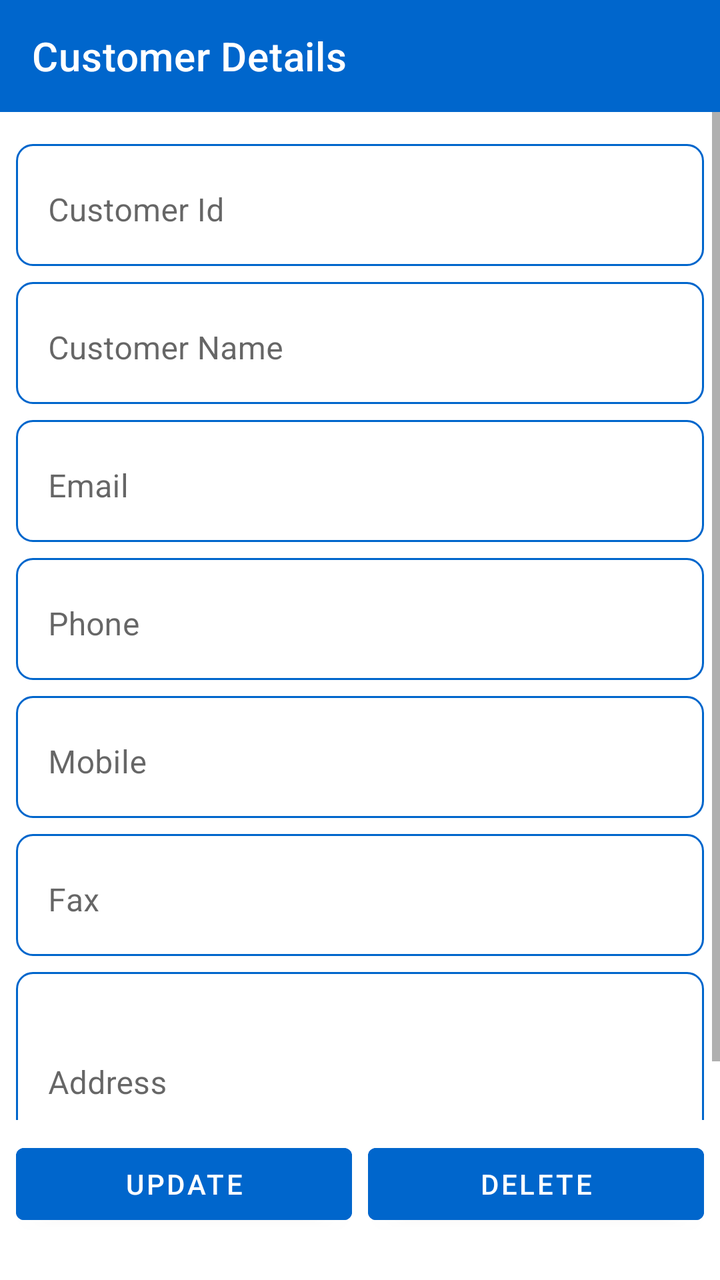
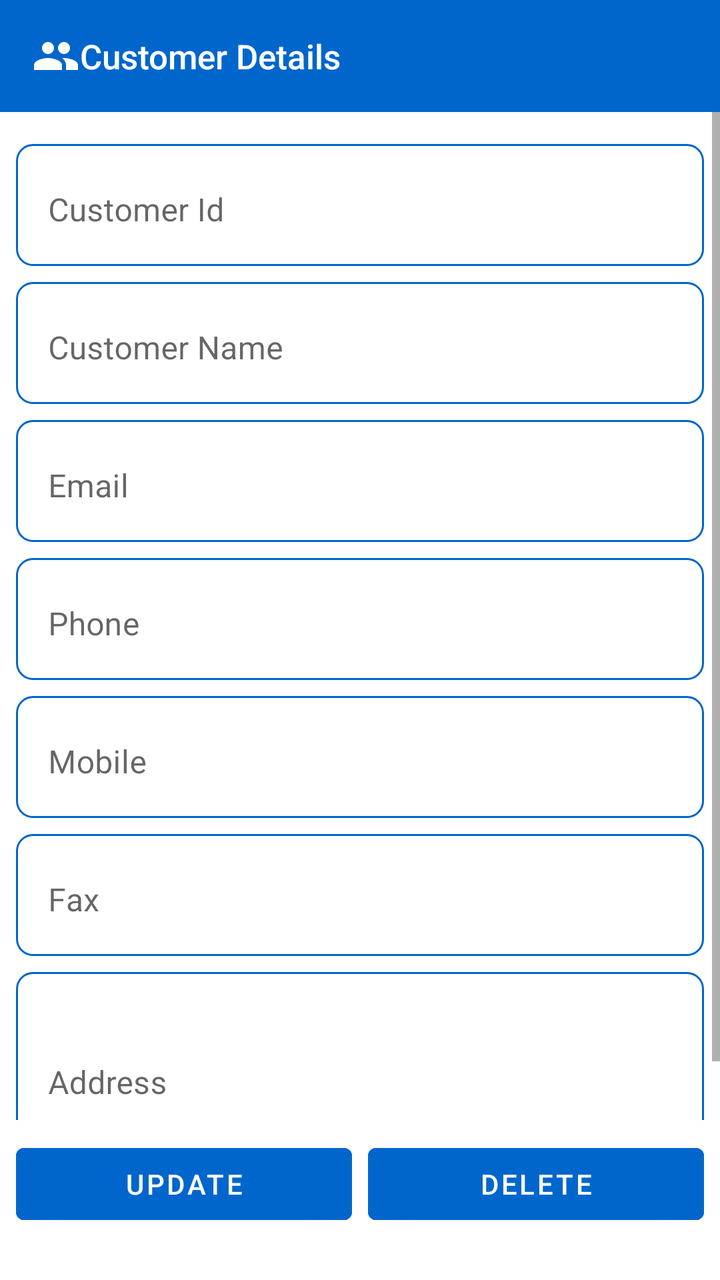

An Android layout rendered at two revisions. The XML below is the earlier revision; the diff shows what the commit changed to produce the second picture.
<!-- AndroidManifest.xml: application theme Theme.MetalConstructionsEstimates -->
<!-- res/layout/activity_customer_details.xml -->
<?xml version="1.0" encoding="utf-8"?>
<androidx.constraintlayout.widget.ConstraintLayout
    xmlns:android="http://schemas.android.com/apk/res/android"
    xmlns:app="http://schemas.android.com/apk/res-auto"
    android:id="@+id/scrollContent"
    android:layout_width="match_parent"
    android:layout_height="match_parent"
    android:paddingBottom="16dp">

    
    <androidx.appcompat.widget.Toolbar
        android:id="@+id/toolbar"
        android:layout_width="0dp"
        android:layout_height="?attr/actionBarSize"
        android:background="#0066cc"
        app:title="@string/customerDetails"
        app:titleTextColor="@android:color/white"
        app:layout_constraintTop_toTopOf="parent"
        app:layout_constraintStart_toStartOf="parent"
        app:layout_constraintEnd_toEndOf="parent" />

    
    <androidx.constraintlayout.widget.Guideline
        android:id="@+id/guidelineBottom"
        android:layout_width="wrap_content"
        android:layout_height="wrap_content"
        android:orientation="horizontal"
        app:layout_constraintGuide_end="64dp" />

    
    <androidx.core.widget.NestedScrollView
        android:id="@+id/scrollView"
        android:layout_width="0dp"
        android:layout_height="0dp"
        android:fillViewport="true"
        android:scrollbars="vertical"
        app:layout_constraintTop_toBottomOf="@id/toolbar"
        app:layout_constraintBottom_toTopOf="@id/guidelineBottom"
        app:layout_constraintStart_toStartOf="parent"
        app:layout_constraintEnd_toEndOf="parent">

        <androidx.constraintlayout.widget.ConstraintLayout
            android:layout_width="match_parent"
            android:layout_height="wrap_content">

            
            <com.google.android.material.textfield.TextInputLayout
                android:id="@+id/idInputLayout"
                android:layout_width="0dp"
                android:layout_height="wrap_content"
                android:layout_marginTop="16dp"
                android:layout_marginStart="8dp"
                android:layout_marginEnd="8dp"
                android:background="@drawable/shape"
                android:hint="@string/customer_id"
                app:layout_constraintTop_toTopOf="parent"
                app:layout_constraintStart_toStartOf="parent"
                app:layout_constraintEnd_toEndOf="parent"
                style="@style/Widget.MaterialComponents.TextInputLayout.OutlinedBox">

                <com.google.android.material.textfield.TextInputEditText
                    android:id="@+id/customerIdEditText_customer_details"
                    android:layout_width="match_parent"
                    android:layout_height="wrap_content"
                    android:inputType="number"
                    android:textColor="#333333"
                    android:enabled="false"
                    android:textColorHint="#4A4A4A"
                    android:background="@android:color/transparent" />
            </com.google.android.material.textfield.TextInputLayout>

            
            <com.google.android.material.textfield.TextInputLayout
                android:id="@+id/nameInputLayout"
                android:layout_width="0dp"
                android:layout_height="wrap_content"
                android:layout_marginTop="8dp"
                android:layout_marginStart="8dp"
                android:layout_marginEnd="8dp"
                android:hint="@string/customer_name"
                android:background="@drawable/shape"
                app:layout_constraintTop_toBottomOf="@id/idInputLayout"
                app:layout_constraintStart_toStartOf="parent"
                app:layout_constraintEnd_toEndOf="parent"
                style="@style/Widget.MaterialComponents.TextInputLayout.OutlinedBox">

                <com.google.android.material.textfield.TextInputEditText
                    android:id="@+id/nameEditText_customer_details"
                    android:layout_width="match_parent"
                    android:layout_height="wrap_content"
                    android:inputType="text"
                    android:textColor="#333333"
                    android:textColorHint="#4A4A4A"
                    android:background="@android:color/transparent" />
            </com.google.android.material.textfield.TextInputLayout>

            
            <com.google.android.material.textfield.TextInputLayout
                android:id="@+id/emailInputLayout"
                android:layout_width="0dp"
                android:layout_height="wrap_content"
                android:layout_marginTop="8dp"
                android:layout_marginStart="8dp"
                android:layout_marginEnd="8dp"
                android:hint="@string/customer_email"
                android:background="@drawable/shape"
                app:layout_constraintTop_toBottomOf="@id/nameInputLayout"
                app:layout_constraintStart_toStartOf="parent"
                app:layout_constraintEnd_toEndOf="parent"
                style="@style/Widget.MaterialComponents.TextInputLayout.OutlinedBox">

                <com.google.android.material.textfield.TextInputEditText
                    android:id="@+id/emailEditText_customer_details"
                    android:layout_width="match_parent"
                    android:layout_height="wrap_content"
                    android:inputType="textEmailAddress"
                    android:textColor="#333333"
                    android:textColorHint="#4A4A4A"
                    android:background="@android:color/transparent" />
            </com.google.android.material.textfield.TextInputLayout>

            
            <com.google.android.material.textfield.TextInputLayout
                android:id="@+id/telephoneInputLayout"
                android:layout_width="0dp"
                android:layout_height="wrap_content"
                android:layout_marginTop="8dp"
                android:layout_marginStart="8dp"
                android:layout_marginEnd="8dp"
                android:hint="@string/customer_phone"
                android:background="@drawable/shape"
                app:layout_constraintTop_toBottomOf="@id/emailInputLayout"
                app:layout_constraintStart_toStartOf="parent"
                app:layout_constraintEnd_toEndOf="parent"
                style="@style/Widget.MaterialComponents.TextInputLayout.OutlinedBox">

                <com.google.android.material.textfield.TextInputEditText
                    android:id="@+id/telephoneEditText_customer_details"
                    android:layout_width="match_parent"
                    android:layout_height="wrap_content"
                    android:inputType="phone"
                    android:textColor="#333333"
                    android:textColorHint="#4A4A4A"
                    android:background="@android:color/transparent" />
            </com.google.android.material.textfield.TextInputLayout>

            
            <com.google.android.material.textfield.TextInputLayout
                android:id="@+id/mobileInputLayout"
                android:layout_width="0dp"
                android:layout_height="wrap_content"
                android:layout_marginTop="8dp"
                android:layout_marginStart="8dp"
                android:layout_marginEnd="8dp"
                android:hint="@string/customer_mobile"
                android:background="@drawable/shape"
                app:layout_constraintTop_toBottomOf="@id/telephoneInputLayout"
                app:layout_constraintStart_toStartOf="parent"
                app:layout_constraintEnd_toEndOf="parent"
                style="@style/Widget.MaterialComponents.TextInputLayout.OutlinedBox">

                <com.google.android.material.textfield.TextInputEditText
                    android:id="@+id/mobileEditText_customer_details"
                    android:layout_width="match_parent"
                    android:layout_height="wrap_content"
                    android:inputType="phone"
                    android:textColor="#333333"
                    android:textColorHint="#4A4A4A"
                    android:background="@android:color/transparent" />
            </com.google.android.material.textfield.TextInputLayout>

            
            <com.google.android.material.textfield.TextInputLayout
                android:id="@+id/faxInputLayout"
                android:layout_width="0dp"
                android:layout_height="wrap_content"
                android:layout_marginTop="8dp"
                android:layout_marginStart="8dp"
                android:layout_marginEnd="8dp"
                android:hint="@string/customer_fax"
                android:background="@drawable/shape"
                app:layout_constraintTop_toBottomOf="@id/mobileInputLayout"
                app:layout_constraintStart_toStartOf="parent"
                app:layout_constraintEnd_toEndOf="parent"
                style="@style/Widget.MaterialComponents.TextInputLayout.OutlinedBox">

                <com.google.android.material.textfield.TextInputEditText
                    android:id="@+id/faxEditText_customer_details"
                    android:layout_width="match_parent"
                    android:layout_height="wrap_content"
                    android:inputType="phone"
                    android:textColor="#333333"
                    android:textColorHint="#4A4A4A"
                    android:background="@android:color/transparent" />
            </com.google.android.material.textfield.TextInputLayout>

            
            <com.google.android.material.textfield.TextInputLayout
                android:id="@+id/addressInputLayout"
                android:layout_width="0dp"
                android:layout_height="wrap_content"
                android:layout_marginTop="8dp"
                android:layout_marginStart="8dp"
                android:layout_marginEnd="8dp"
                android:layout_marginBottom="16dp"
                android:hint="@string/customer_address"
                android:background="@drawable/shape"
                app:layout_constraintTop_toBottomOf="@id/faxInputLayout"
                app:layout_constraintStart_toStartOf="parent"
                app:layout_constraintEnd_toEndOf="parent"
                style="@style/Widget.MaterialComponents.TextInputLayout.OutlinedBox">

                <com.google.android.material.textfield.TextInputEditText
                    android:id="@+id/addressEditText_customer_details"
                    android:layout_width="match_parent"
                    android:layout_height="wrap_content"
                    android:minHeight="100dp"
                    android:inputType="textPostalAddress"
                    android:textColor="#333333"
                    android:textColorHint="#4A4A4A"
                    android:background="@android:color/transparent" />
            </com.google.android.material.textfield.TextInputLayout>

        </androidx.constraintlayout.widget.ConstraintLayout>
    </androidx.core.widget.NestedScrollView>

    
    <Button
        android:id="@+id/buttonEdit_customer_details"
        android:layout_width="0dp"
        android:layout_height="wrap_content"
        android:layout_marginStart="8dp"
        android:layout_marginEnd="4dp"
        android:layout_marginBottom="8dp"
        android:backgroundTint="#0066cc"
        android:text="@string/update"
        android:textColor="@android:color/white"
        app:layout_constraintBottom_toBottomOf="parent"
        app:layout_constraintEnd_toStartOf="@id/buttonDelete_customer_details"
        app:layout_constraintStart_toStartOf="parent" />

    <Button
        android:id="@+id/buttonDelete_customer_details"
        android:layout_width="0dp"
        android:layout_height="wrap_content"
        android:layout_marginStart="4dp"
        android:layout_marginEnd="8dp"
        android:layout_marginBottom="8dp"
        android:backgroundTint="#0066cc"
        android:text="@string/delete"
        android:textColor="@android:color/white"
        app:layout_constraintBottom_toBottomOf="parent"
        app:layout_constraintEnd_toEndOf="parent"
        app:layout_constraintStart_toEndOf="@id/buttonEdit_customer_details" />

</androidx.constraintlayout.widget.ConstraintLayout>
<!-- resources referenced by this layout -->
<resources>
  <!-- drawable shape (drawable) -->
  <shape xmlns:android="http://schemas.android.com/apk/res/android"
      android:shape="rectangle">
      <solid android:color="#FFFFFF" />
      
      <stroke
          android:width="1.1dp"
          android:color="#0066cc" /> 
  
      <corners android:radius="8dp" />
  </shape>
  <string name="customerDetails">Customer Details</string>
  <string name="customer_address">Address</string>
  <string name="customer_email">Email</string>
  <string name="customer_fax">Fax</string>
  <string name="customer_id">Customer Id</string>
  <string name="customer_mobile">Mobile</string>
  <string name="customer_name">Customer Name</string>
  <string name="customer_phone">Phone</string>
  <string name="delete">Delete</string>
  <string name="update">Update</string>
  <style name="Theme.MetalConstructionsEstimates" parent="Theme.MaterialComponents.DayNight.NoActionBar">
      
          <item name="colorPrimary">@color/purple_200</item>
          <item name="colorPrimaryVariant">@color/purple_700</item>
          <item name="colorOnPrimary">@color/black</item>
  
          <item name="colorSecondary">@color/teal_200</item>
          <item name="colorSecondaryVariant">@color/teal_200</item>
          <item name="colorOnSecondary">@color/black</item>
  
          <item name="android:statusBarColor">?attr/colorPrimaryVariant</item>
          <item name="android:windowLightStatusBar">false</item>
  
          
      </style>
  <color name="purple_200">#FFBB86FC</color>
  <color name="purple_700">#FF3700B3</color>
  <color name="black">#FF000000</color>
  <color name="teal_200">#FF03DAC5</color>
</resources>

<!-- the commit's change to res/layout/activity_customer_details.xml (unified diff, before → after) -->
@@ -13,7 +13,13 @@
         android:layout_width="0dp"
         android:layout_height="?attr/actionBarSize"
         android:background="#0066cc"
+        android:theme="@style/ThemeOverlay.MaterialComponents.Dark.ActionBar"
+        app:popupTheme="@style/ThemeOverlay.AppCompat.DayNight"
         app:title="@string/customerDetails"
+        app:logo="@drawable/ic_toolbar_customers"
+        app:contentInsetStartWithNavigation="0dp"
+        app:titleMarginStart="10dp"
+        app:titleTextAppearance="@style/ListToolbarTitle"
         app:titleTextColor="@android:color/white"
         app:layout_constraintTop_toTopOf="parent"
         app:layout_constraintStart_toStartOf="parent"
<!-- resource entries referenced after the edit -->
@@ -1,5 +1,16 @@
 <!-- resources referenced by this layout -->
 <resources>
+  <!-- drawable ic_toolbar_customers (drawable) -->
+  <?xml version="1.0" encoding="utf-8"?>
+  <vector xmlns:android="http://schemas.android.com/apk/res/android"
+      android:width="24dp"
+      android:height="24dp"
+      android:viewportWidth="24"
+      android:viewportHeight="24">
+      <path
+          android:fillColor="#FFFFFFFF"
+          android:pathData="M16,11c1.66,0 2.99,-1.34 2.99,-3S17.66,5 16,5c-1.66,0 -3,1.34 -3,3s1.34,3 3,3zM8,11c1.66,0 2.99,-1.34 2.99,-3S9.66,5 8,5C6.34,5 5,6.34 5,8s1.34,3 3,3zM8,13c-2.33,0 -7,1.17 -7,3.5V19h14v-2.5c0,-2.33 -4.67,-3.5 -7,-3.5zM16,13c-0.29,0 -0.62,0.02 -0.97,0.05 1.16,0.84 1.97,1.97 1.97,3.45V19h6v-2.5c0,-2.33 -4.67,-3.5 -7,-3.5z" />
+  </vector>
   <!-- drawable shape (drawable) -->
   <shape xmlns:android="http://schemas.android.com/apk/res/android"
       android:shape="rectangle">
@@ -21,6 +32,9 @@
   <string name="customer_phone">Phone</string>
   <string name="delete">Delete</string>
   <string name="update">Update</string>
+  <style name="ListToolbarTitle" parent="TextAppearance.AppCompat.Widget.ActionBar.Title">
+          <item name="android:textSize">@dimen/list_toolbar_title_size</item>
+      </style>
   <style name="Theme.MetalConstructionsEstimates" parent="Theme.MaterialComponents.DayNight.NoActionBar">
       
           <item name="colorPrimary">@color/purple_200</item>
@@ -36,6 +50,7 @@
   
           
       </style>
+  <dimen name="list_toolbar_title_size">17sp</dimen>
   <color name="purple_200">#FFBB86FC</color>
   <color name="purple_700">#FF3700B3</color>
   <color name="black">#FF000000</color>
